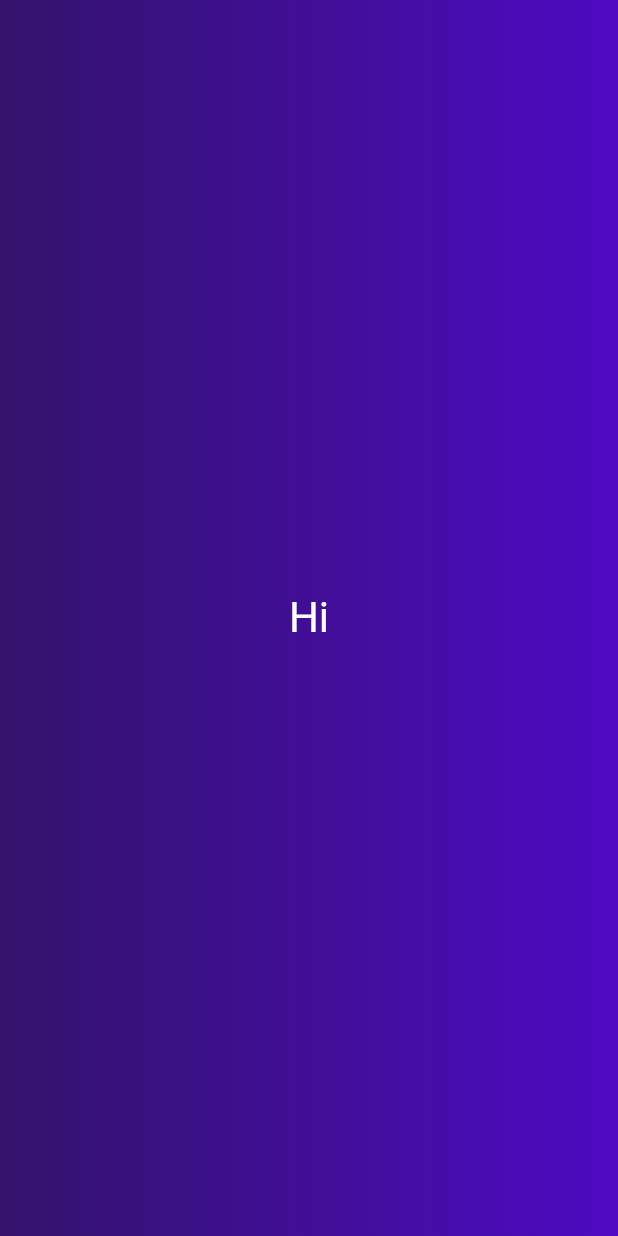
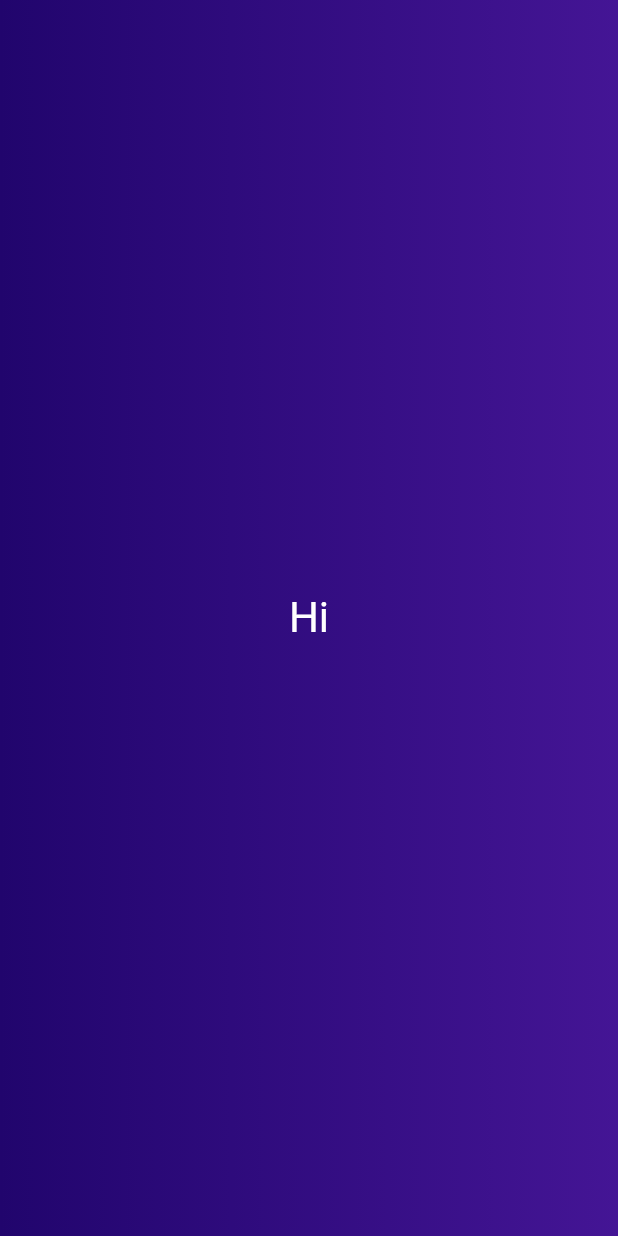
Before and after one commit to YOGESHnick/Dice_Flutter, a Flutter app: the screen it shows after launch, on a phone screen of 412 x 824 dp. Run offline on Flutter 3.47's test engine with Material 2 defaults, Android fonts, the phone set to English and light mode, and no system bars.

Commit message:
Reusable widgets and constructor funtions

```diff
--- a/lib/gradient_container.dart
+++ b/lib/gradient_container.dart
@@ -4,18 +4,19 @@
 const  startAlignment=Alignment.topLeft;
 const endAlignment=Alignment.topRight;
 
+
 class GradientContainer extends StatelessWidget{
   // GradientContainer({key}):super(key:key); //the constructor needs a named argument 'key' , which is passed to super's key argument
   // alternative to previous line :      ---- named arguments are to be obtained inside '{}'
-  const GradientContainer({super.key});
+  const GradientContainer(this.color1, this.color2 ,{super.key});
+  final Color color1;
+  final Color color2;
   @override
   Widget build(context){
     return Container(
-        decoration: const BoxDecoration(
+        decoration: BoxDecoration(
           gradient: LinearGradient(
-            colors: [Color.fromARGB(255, 51, 19, 107) ,
-             Color.fromARGB(255, 78, 10, 194)
-             ],
+            colors:[color1,color2],
              begin: startAlignment,
              end:endAlignment,
           ),
@@ -26,3 +27,25 @@
     );
   }
 }
+
+// class GradientContainer extends StatelessWidget{
+//   // GradientContainer({key}):super(key:key); //the constructor needs a named argument 'key' , which is passed to super's key argument
+//   // alternative to previous line :      ---- named arguments are to be obtained inside '{}'
+//   const GradientContainer({super.key , required this.colors});
+//   final List<Color> colors;
+//   @override
+//   Widget build(context){
+//     return Container(
+//         decoration: BoxDecoration(
+//           gradient: LinearGradient(
+//             colors:colors,
+//              begin: startAlignment,
+//              end:endAlignment,
+//           ),
+//         ),
+//         child: const Center(
+//           child:StyledText('Hi')
+//       ),
+//     );
+//   }
+// }
--- a/lib/main.dart
+++ b/lib/main.dart
@@ -4,7 +4,9 @@
   runApp(
      const MaterialApp(
     home: Scaffold(
-      body:GradientContainer(),
+      body:GradientContainer(
+        Color.fromARGB(255, 33, 5, 109),
+          Color.fromARGB(255, 68, 21, 149)),
       ),
     ),
   );
```
